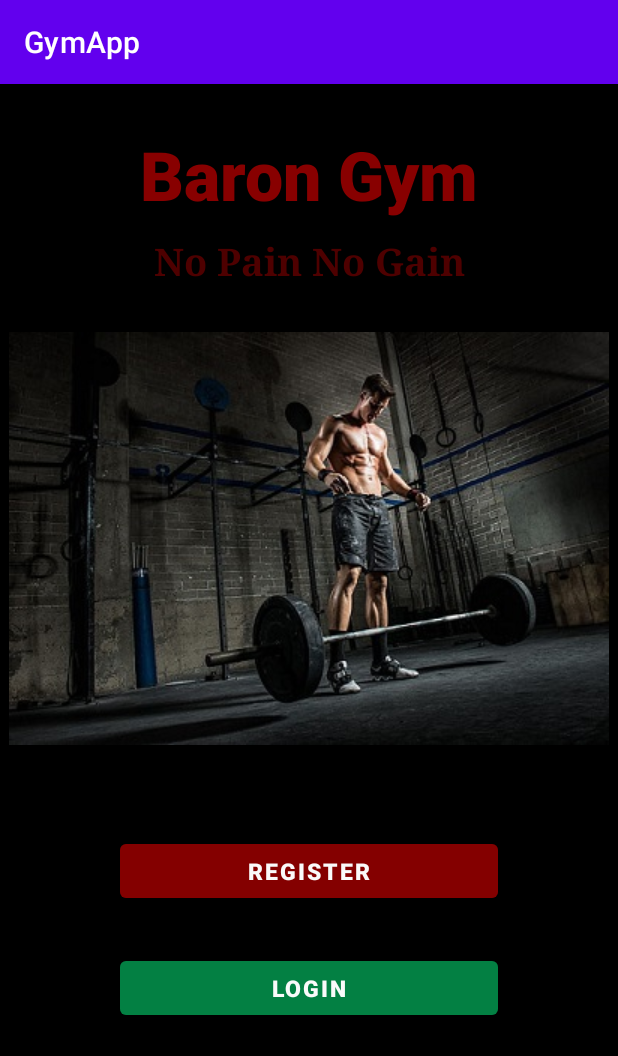
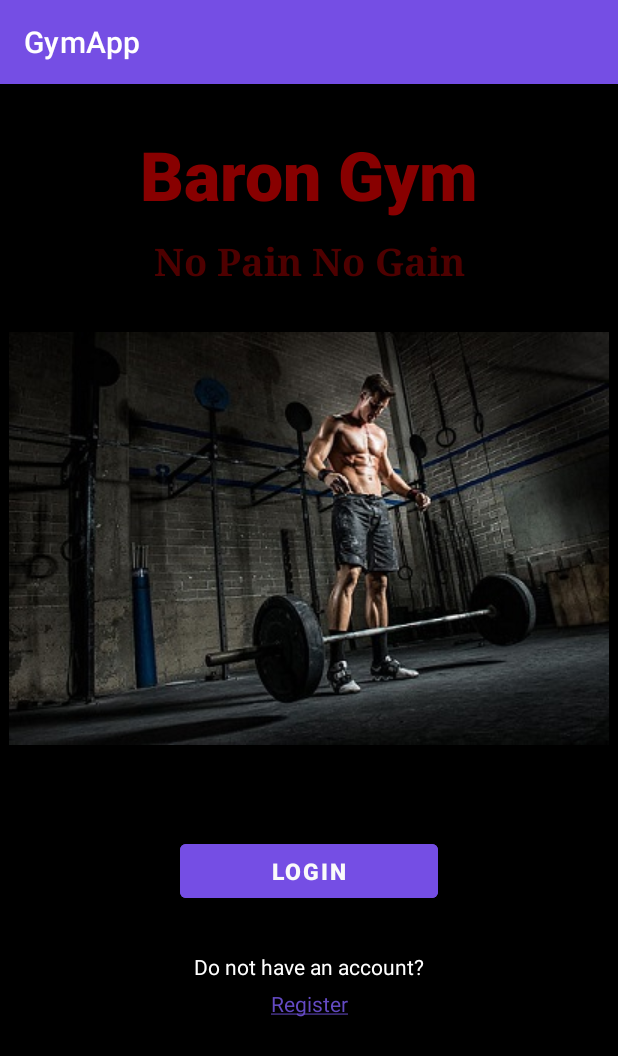
Before and after one commit to OmerOzen10/Gym-Application, an Android app: the screen it shows after launch (MainActivity), on a phone screen of 412 x 824 dp. Shown: the top 1056 px of the screen. Run offline under Robolectric (Android 15) with nearby library versions, the phone set to English and light mode, and no system bars.

Commit message:
finished this project

```diff
--- a/GymApp/app/build.gradle
+++ b/GymApp/app/build.gradle
@@ -37,6 +37,7 @@ dependencies {
     implementation 'com.google.firebase:firebase-auth-ktx:21.1.0'
     implementation 'com.google.firebase:firebase-database:20.1.0'
     implementation 'com.google.firebase:firebase-storage:20.1.0'
+    implementation 'androidx.swiperefreshlayout:swiperefreshlayout:1.1.0'
     testImplementation 'junit:junit:4.13.2'
     androidTestImplementation 'androidx.test.ext:junit:1.1.5'
     androidTestImplementation 'androidx.test.espresso:espresso-core:3.5.1'
--- a/GymApp/app/src/main/java/com/example/gymapp/MainActivity.java
+++ b/GymApp/app/src/main/java/com/example/gymapp/MainActivity.java
@@ -8,6 +8,7 @@ import android.content.Intent;
 import android.os.Bundle;
 import android.view.View;
 import android.widget.Button;
+import android.widget.TextView;
 
 public class MainActivity extends AppCompatActivity {
 
@@ -26,8 +27,8 @@ public class MainActivity extends AppCompatActivity {
         });
 
 
-        Button btnRegister = findViewById(R.id.btnRegister);
-        btnRegister.setOnClickListener(new View.OnClickListener() {
+        TextView txt_register_link = findViewById(R.id.txt_register_link);
+        txt_register_link.setOnClickListener(new View.OnClickListener() {
             @Override
             public void onClick(View view) {
                 Intent intent = new Intent(MainActivity.this, RegisterActivity.class);
--- a/GymApp/app/src/main/res/drawable/border.xml
+++ b/GymApp/app/src/main/res/drawable/border.xml
@@ -4,5 +4,5 @@
         android:width="2dp"
         android:color="@color/black" />
     <corners
-        android:radius="8dp" />
+        android:radius="10dp" />
 </shape>
--- a/GymApp/app/src/main/res/layout/activity_login.xml
+++ b/GymApp/app/src/main/res/layout/activity_login.xml
@@ -114,7 +114,7 @@
         android:focusableInTouchMode="true"
         android:fontFamily="sans-serif-black"
         android:linksClickable="true"
-        android:text="Forgot Password?"
+        android:text="@string/forgot_password"
         android:textColorLink="#3955F6"
         android:textSize="13sp"
         android:textStyle="bold"
--- a/GymApp/app/src/main/res/layout/activity_main.xml
+++ b/GymApp/app/src/main/res/layout/activity_main.xml
@@ -57,19 +57,20 @@
                     android:src="@drawable/image1"
                     app:layout_constraintEnd_toEndOf="parent"
                     app:layout_constraintStart_toStartOf="parent"
-                    app:layout_constraintTop_toBottomOf="@+id/txtSlogan" />
+                    app:layout_constraintTop_toBottomOf="@+id/txtSlogan"
+                    />
 
 
                 <Button
-                    android:id="@+id/btnRegister"
+                    android:id="@+id/btnLogin"
                     android:layout_width="match_parent"
                     android:layout_height="wrap_content"
-                    android:layout_marginStart="80dp"
+                    android:layout_marginStart="120dp"
                     android:layout_marginTop="60dp"
-                    android:layout_marginEnd="80dp"
-                    android:backgroundTint="#4FFB0000"
+                    android:layout_marginEnd="120dp"
+                    android:backgroundTint="@color/purple_500"
                     android:fontFamily="sans-serif-black"
-                    android:text="REGISTER"
+                    android:text="LOGIN"
                     android:textColor="#FAFAFA"
                     android:textSize="15sp"
                     android:textStyle="bold"
@@ -77,25 +78,27 @@
                     app:layout_constraintStart_toStartOf="parent"
                     app:layout_constraintTop_toBottomOf="@+id/image1" />
 
-                <Button
-                    android:id="@+id/btnLogin"
-                    android:layout_width="match_parent"
+                <TextView
+                    android:id="@+id/txt_register"
+                    android:layout_width="wrap_content"
                     android:layout_height="wrap_content"
-                    android:layout_marginStart="80dp"
                     android:layout_marginTop="30dp"
-                    android:layout_marginEnd="80dp"
-                    android:layout_marginBottom="100dp"
-                    android:backgroundTint="#4B08FD86"
-                    android:fontFamily="sans-serif-black"
-                    android:text="LOGIN"
-                    android:textColor="#FAFAFA"
-                    android:textSize="15sp"
-                    android:textStyle="bold"
-
+                    android:text="Do not have an account?"
+                    android:textColor="@color/white"
                     app:layout_constraintEnd_toEndOf="parent"
                     app:layout_constraintStart_toStartOf="parent"
-                    app:layout_constraintTop_toBottomOf="@+id/btnRegister" />
+                    app:layout_constraintTop_toBottomOf="@+id/btnLogin" />
 
+                <TextView
+                    android:id="@+id/txt_register_link"
+                    android:layout_width="wrap_content"
+                    android:layout_height="wrap_content"
+                    android:layout_marginTop="5dp"
+                    android:text="@string/register"
+                    android:textColor="@color/purple_700"
+                    app:layout_constraintEnd_toEndOf="parent"
+                    app:layout_constraintStart_toStartOf="parent"
+                    app:layout_constraintTop_toBottomOf="@+id/txt_register" />
 
         </androidx.constraintlayout.widget.ConstraintLayout>
 
--- a/GymApp/app/src/main/res/menu/common_menu.xml
+++ b/GymApp/app/src/main/res/menu/common_menu.xml
@@ -5,8 +5,6 @@
     <item android:title="Refresh"
         android:icon="@drawable/ic_refresh"
         android:alphabeticShortcut="r"
-        android:orderInCategory="1"
-        app:showAsAction="ifRoom"
         android:id="@+id/refresh_menu"/>
 
     <item  android:title="Update Profile"
--- a/GymApp/app/src/main/res/values/colors.xml
+++ b/GymApp/app/src/main/res/values/colors.xml
@@ -1,12 +1,13 @@
 <?xml version="1.0" encoding="utf-8"?>
 <resources>
     <color name="purple_200">#FFBB86FC</color>
-    <color name="purple_500">#FF6200EE</color>
-    <color name="purple_700">#FF3700B3</color>
+    <color name="purple_500">#754ee4</color>
+    <color name="purple_700">#644ac3</color>
     <color name="teal_200">#FF03DAC5</color>
     <color name="teal_700">#FF018786</color>
     <color name="black">#FF000000</color>
     <color name="white">#FFFFFFFF</color>
     <color name="dark_green">#01914B</color>
     <color name="red">#FF0031</color>
+    <color name="light_gray">#edf2f7</color>
 </resources>
--- a/GymApp/app/src/main/res/values/strings.xml
+++ b/GymApp/app/src/main/res/values/strings.xml
@@ -1,3 +1,5 @@
 <resources>
     <string name="app_name">GymApp</string>
+    <string name="register"><u>Register</u></string>
+    <string name="forgot_password"><u>Forgot Password?</u></string>
 </resources>
```
Also changed, not shown: GymApp/app/src/main/AndroidManifest.xml (+9 -2 lines), GymApp/app/src/main/java/com/example/gymapp/UserProfileActivity.java (+29 -14 lines), GymApp/app/src/main/res/layout/activity_user_profile.xml (+10 -2 lines).
